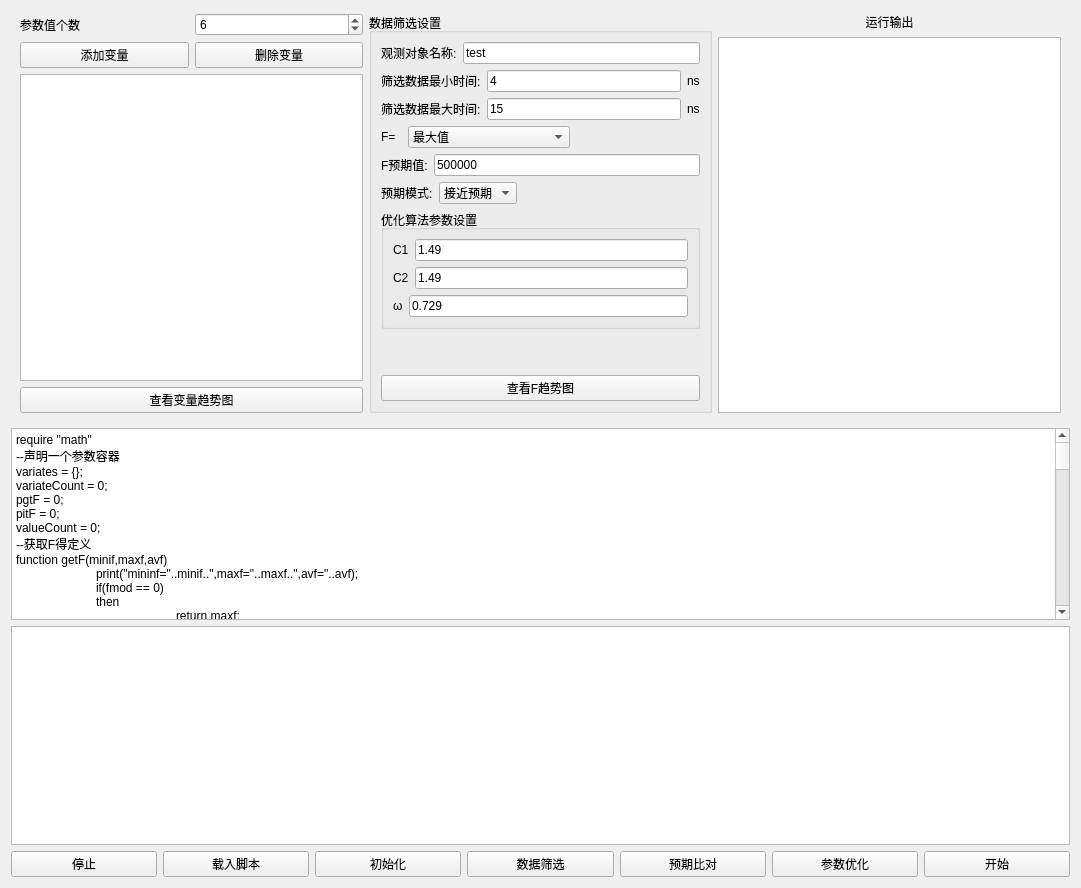
The window that src/SmartContorl/SmartContorlUI.ui (BeQuiet1228/FreeCAD) describes before a commit, drawn with Qt 5.
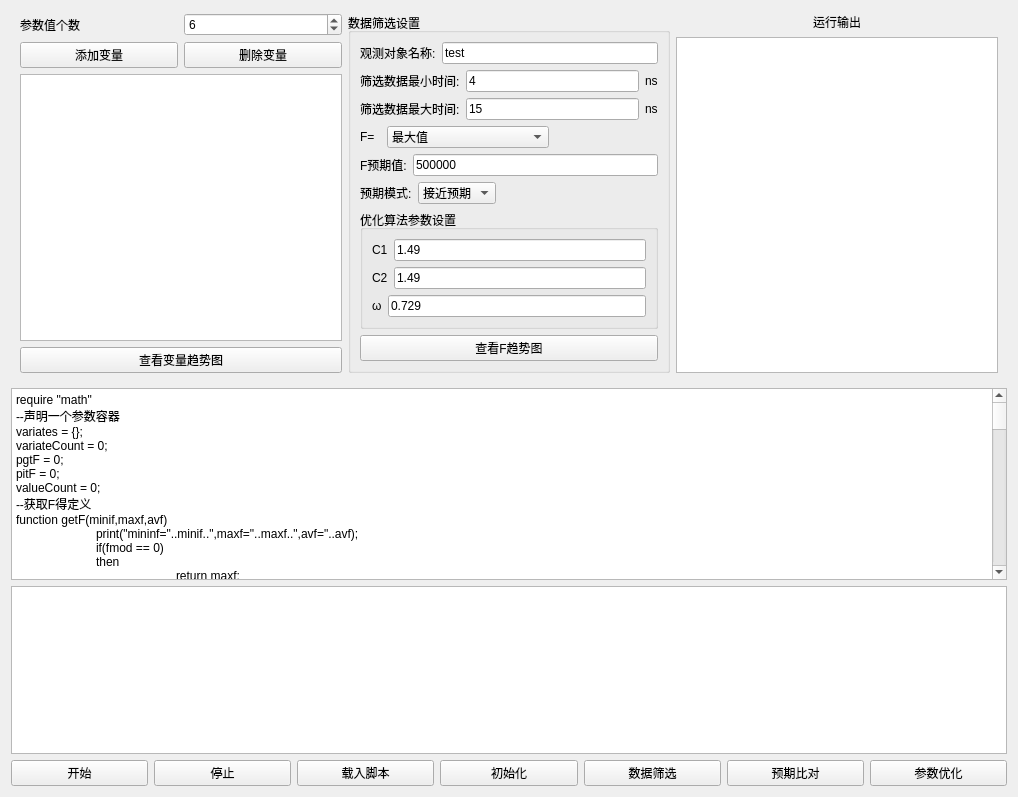
The same window after the commit. Custom widgets are drawn as their Qt base class.

```diff
--- a/src/SmartContorl/SmartContorlUI.ui
+++ b/src/SmartContorl/SmartContorlUI.ui
@@ -6,8 +6,8 @@
    <rect>
     <x>0</x>
     <y>0</y>
-    <width>1081</width>
-    <height>888</height>
+    <width>1018</width>
+    <height>797</height>
    </rect>
   </property>
   <property name="windowTitle">
@@ -28,7 +28,7 @@
      <property name="minimumSize">
       <size>
        <width>0</width>
-       <height>200</height>
+       <height>300</height>
       </size>
      </property>
      <layout class="QHBoxLayout" name="horizontalLayout_12">
@@ -346,19 +346,6 @@
              </layout>
             </widget>
            </item>
-           <item>
-            <spacer name="verticalSpacer">
-             <property name="orientation">
-              <enum>Qt::Vertical</enum>
-             </property>
-             <property name="sizeHint" stdset="0">
-              <size>
-               <width>20</width>
-               <height>40</height>
-              </size>
-             </property>
-            </spacer>
-           </item>
            <item>
             <widget class="QPushButton" name="pushButtonF">
              <property name="text">
@@ -677,6 +664,13 @@
    </item>
    <item>
     <layout class="QHBoxLayout" name="horizontalLayout">
+     <item>
+      <widget class="QPushButton" name="pushButton">
+       <property name="text">
+        <string>开始</string>
+       </property>
+      </widget>
+     </item>
      <item>
       <widget class="QPushButton" name="pushButton_2">
        <property name="text">
@@ -719,13 +713,6 @@
        </property>
       </widget>
      </item>
-     <item>
-      <widget class="QPushButton" name="pushButton">
-       <property name="text">
-        <string>开始</string>
-       </property>
-      </widget>
-     </item>
     </layout>
    </item>
   </layout>
```
